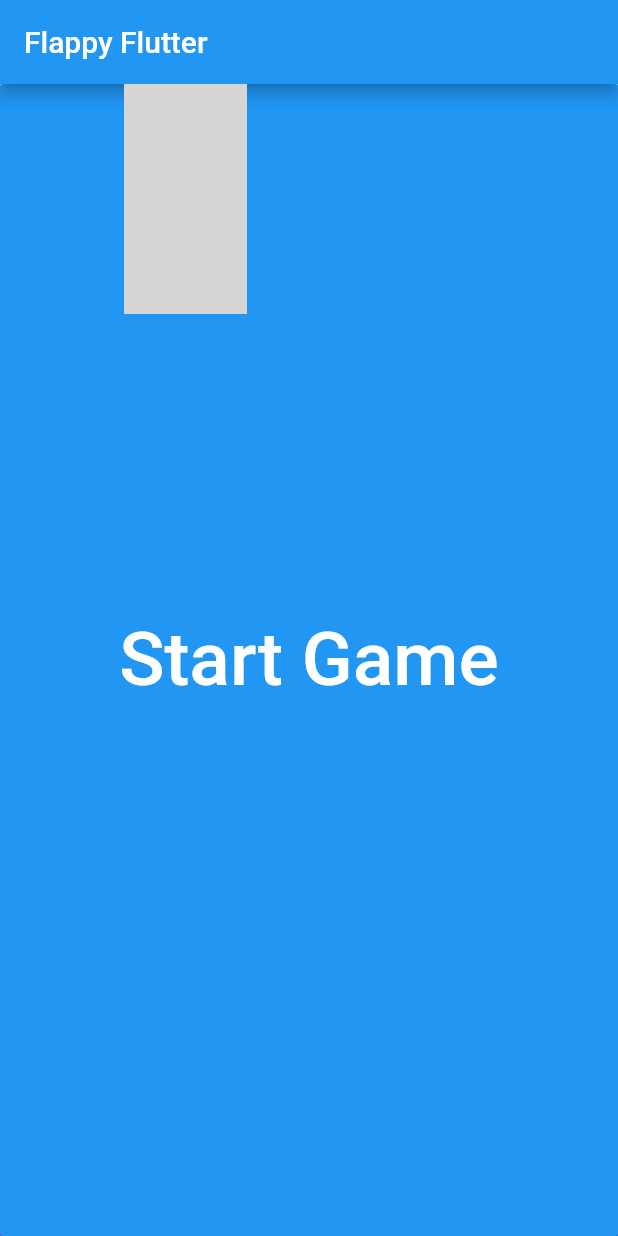
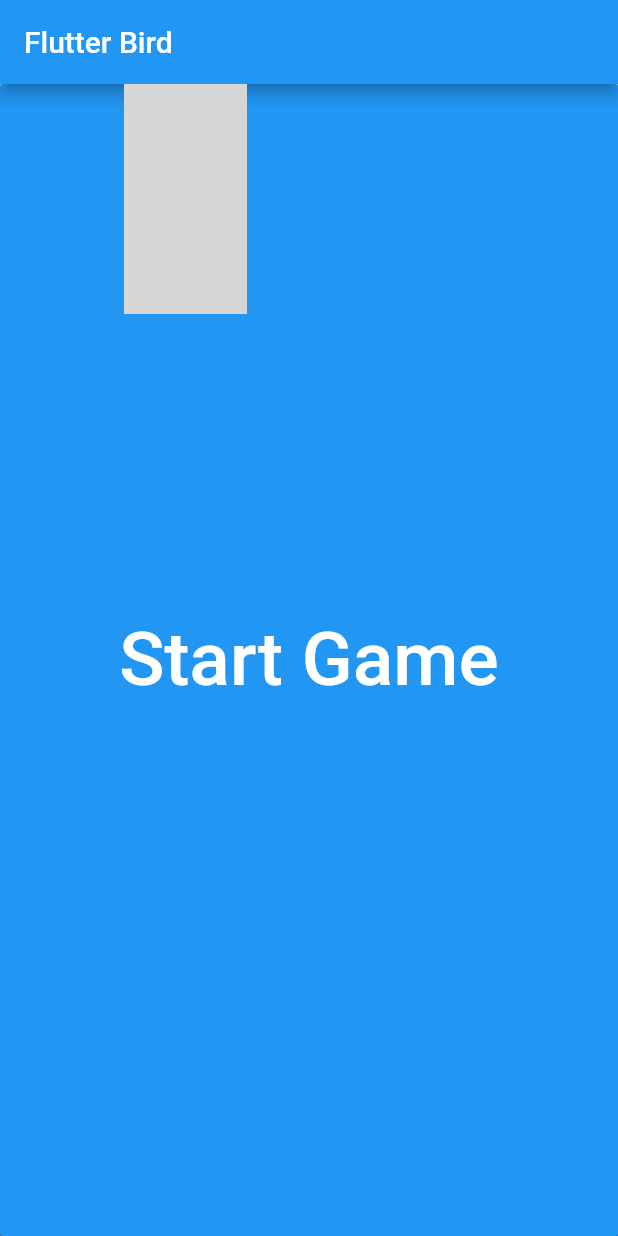
Before and after one commit to BenBtg/FlutterBird, a Flutter app: the screen it shows after launch, on a phone screen of 412 x 824 dp. Run offline on Flutter 3.47's test engine with Material 2 defaults, Android fonts, the phone set to English and light mode, and no system bars; drawn by our look-alikes of flare_flutter; grey boxes are pictures that could not be loaded.

Commit message:
Reduced to 4.9kb

```diff
--- a/lib/main.dart
+++ b/lib/main.dart
@@ -10,8 +10,37 @@ class MyApp extends StatelessWidget {
   @override
   Widget build(BuildContext context) {
     return MaterialApp(
-      home: App(title: 'Flappy Flutter'),
+      home: App(title: 'Flutter Bird'),
     );
+  }
+}
+
+class Box extends StatelessWidget {
+  final double height;
+  final double y;
+  final double x;
+
+  Box({Key key, this.height, this.x, this.y}) : super(key: key);
+
+  @override
+  Widget build(BuildContext context) {
+    return FractionallySizedBox(
+            heightFactor: height,
+            widthFactor: 0.2,
+            alignment: Alignment(x, y),
+            child: Container(
+              decoration: BoxDecoration(
+                  color: Colors.purple,
+                  boxShadow: [
+                    new BoxShadow(
+                      color: Colors.black26,
+                      blurRadius: 3,
+                      spreadRadius: 1,
+                      offset: new Offset(2.5, 2.5),
+                    )
+                  ],
+                  borderRadius: BorderRadius.circular(10.0)),
+            ));
   }
 }
 
@@ -59,11 +88,7 @@ class _AppState extends State<App> with TickerProviderStateMixin {
       vsync: this,
       lowerBound: -1.0,
       upperBound: 1.3,
-    )..addStatusListener((status) {
-        if (status == AnimationStatus.completed) {
-          print("Drop completed" + _birdAnim.toStringDetails());
-        }
-      });
+    );
   }
 
   void move() {
@@ -109,40 +134,8 @@ class _AppState extends State<App> with TickerProviderStateMixin {
             ),
           ),
         ),
-        FractionallySizedBox(
-            heightFactor: _uSize,
-            widthFactor: 0.2,
-            alignment: Alignment(0.0 - _mainAnim.value, -1.0),
-            child: Container(
-              decoration: BoxDecoration(
-                  color: Colors.purple,
-                  boxShadow: [
-                    new BoxShadow(
-                      color: Colors.black26,
-                      blurRadius: 3,
-                      spreadRadius: 1,
-                      offset: new Offset(2.5, 2.5),
-                    )
-                  ],
-                  borderRadius: BorderRadius.circular(10.0)),
-            )),
-        FractionallySizedBox(
-            heightFactor: _lSize,
-            widthFactor: 0.2,
-            alignment: Alignment(0.0 - _mainAnim.value, 1.0),
-            child: Container(
-              decoration: BoxDecoration(
-                  color: Colors.purple,
-                  boxShadow: [
-                    new BoxShadow(
-                      color: Colors.black26,
-                      blurRadius: 3,
-                      spreadRadius: 1,
-                      offset: new Offset(2.5, 2.5),
-                    )
-                  ],
-                  borderRadius: BorderRadius.circular(10.0)),
-            )),
+        Box(height: _uSize, x: 0.0 - _mainAnim.value, y: -1.0),
+        Box(height: _lSize, x: 0.0 - _mainAnim.value, y: 1.0),
         FractionallySizedBox(
           widthFactor: 0.2,
           heightFactor: 0.2,
```
